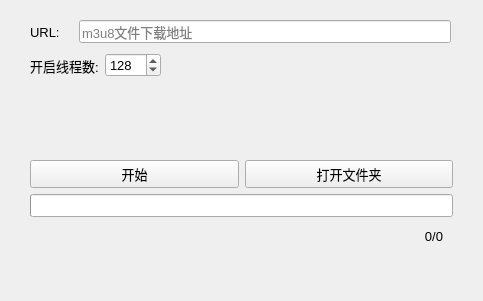
Old version of the form untitled.ui in the repository Confusion-ymc/M3U8Downloader.
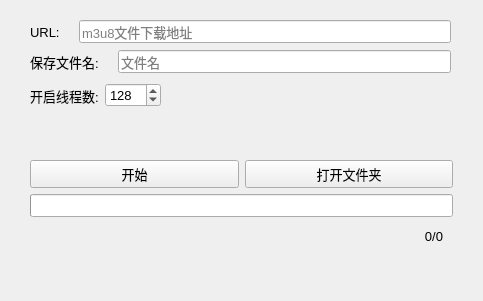
New version of the form.

Commit message: 允许设置下载文件的名称

Diff of the .ui file:
```diff
--- a/untitled.ui
+++ b/untitled.ui
@@ -23,7 +23,7 @@
    <property name="geometry">
     <rect>
      <x>30</x>
-     <y>50</y>
+     <y>80</y>
      <width>131</width>
      <height>31</height>
     </rect>
@@ -165,6 +165,38 @@
     </item>
    </layout>
   </widget>
+  <widget class="QWidget" name="layoutWidget_2">
+   <property name="geometry">
+    <rect>
+     <x>30</x>
+     <y>50</y>
+     <width>421</width>
+     <height>24</height>
+    </rect>
+   </property>
+   <layout class="QHBoxLayout" name="horizontalLayout_8">
+    <property name="spacing">
+     <number>19</number>
+    </property>
+    <property name="sizeConstraint">
+     <enum>QLayout::SetNoConstraint</enum>
+    </property>
+    <item>
+     <widget class="QLabel" name="label_6">
+      <property name="text">
+       <string>保存文件名:</string>
+      </property>
+     </widget>
+    </item>
+    <item>
+     <widget class="QLineEdit" name="file_name">
+      <property name="placeholderText">
+       <string>文件名</string>
+      </property>
+     </widget>
+    </item>
+   </layout>
+  </widget>
  </widget>
  <resources/>
  <connections/>
```
The commit also changes 3 other files.
